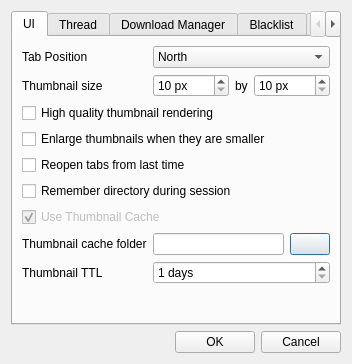
The window that uiconfig.ui (chrisdevchroma/fourchan-dl) describes before a commit, drawn with Qt 5.
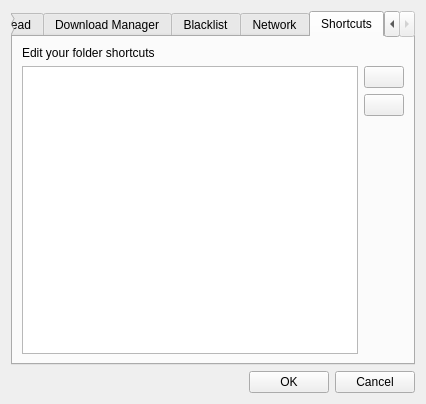
The same window after the commit. The open tabs and pages were chosen to show the change. Icons and pictures are not drawn.

```diff
--- a/uiconfig.ui
+++ b/uiconfig.ui
@@ -9,8 +9,8 @@
    <rect>
     <x>0</x>
     <y>0</y>
-    <width>352</width>
-    <height>364</height>
+    <width>426</width>
+    <height>404</height>
    </rect>
   </property>
   <property name="sizePolicy">
@@ -47,7 +47,7 @@
          </property>
         </widget>
        </item>
-       <item row="0" column="2">
+       <item row="0" column="1">
         <widget class="QComboBox" name="cmbTabPosition">
          <item>
           <property name="text">
@@ -71,14 +71,14 @@
          </item>
         </widget>
        </item>
-       <item row="1" column="0" colspan="2">
+       <item row="1" column="0">
         <widget class="QLabel" name="label_4">
          <property name="text">
           <string>Thumbnail size</string>
          </property>
         </widget>
        </item>
-       <item row="1" column="2">
+       <item row="1" column="1">
         <layout class="QHBoxLayout" name="horizontalLayout_2">
          <item>
           <widget class="QSpinBox" name="sbThumbnailWidth">
@@ -139,35 +139,35 @@
          </item>
         </layout>
        </item>
-       <item row="2" column="0" colspan="3">
+       <item row="2" column="0" colspan="2">
         <widget class="QCheckBox" name="cbHQThumbnail">
          <property name="text">
           <string>High quality thumbnail rendering</string>
          </property>
         </widget>
        </item>
-       <item row="3" column="0" colspan="3">
+       <item row="3" column="0" colspan="2">
         <widget class="QCheckBox" name="cbEnlargeThumbnails">
          <property name="text">
           <string>Enlarge thumbnails when they are smaller</string>
          </property>
         </widget>
        </item>
-       <item row="4" column="0" colspan="3">
+       <item row="4" column="0" colspan="2">
         <widget class="QCheckBox" name="cbReopenTabs">
          <property name="text">
           <string>Reopen tabs from last time</string>
          </property>
         </widget>
        </item>
-       <item row="5" column="0" colspan="3">
+       <item row="5" column="0" colspan="2">
         <widget class="QCheckBox" name="cbRememberDirectory">
          <property name="text">
           <string>Remember directory during session</string>
          </property>
         </widget>
        </item>
-       <item row="6" column="0" colspan="3">
+       <item row="6" column="0" colspan="2">
         <widget class="QCheckBox" name="cbUseThumbnailCache">
          <property name="enabled">
           <bool>false</bool>
@@ -180,14 +180,14 @@
          </property>
         </widget>
        </item>
-       <item row="7" column="0" colspan="2">
+       <item row="7" column="0">
         <widget class="QLabel" name="label_14">
          <property name="text">
           <string>Thumbnail cache folder</string>
          </property>
         </widget>
        </item>
-       <item row="7" column="2">
+       <item row="7" column="1">
         <layout class="QHBoxLayout" name="horizontalLayout_5">
          <item>
           <widget class="QLineEdit" name="leThumbnailCacheFolder"/>
@@ -215,7 +215,7 @@
          </property>
         </widget>
        </item>
-       <item row="8" column="2">
+       <item row="8" column="1">
         <layout class="QHBoxLayout" name="horizontalLayout_6">
          <item>
           <widget class="QSpinBox" name="sbThumbnailTTL">
@@ -238,7 +238,31 @@
          </item>
         </layout>
        </item>
-       <item row="9" column="1" colspan="2">
+       <item row="9" column="0" colspan="2">
+        <layout class="QHBoxLayout" name="horizontalLayout_7">
+         <item>
+          <widget class="QPushButton" name="btnDeleteAllThumbnails">
+           <property name="text">
+            <string>Delete all thumbnails</string>
+           </property>
+          </widget>
+         </item>
+         <item>
+          <spacer name="horizontalSpacer_2">
+           <property name="orientation">
+            <enum>Qt::Horizontal</enum>
+           </property>
+           <property name="sizeHint" stdset="0">
+            <size>
+             <width>40</width>
+             <height>20</height>
+            </size>
+           </property>
+          </spacer>
+         </item>
+        </layout>
+       </item>
+       <item row="10" column="0">
         <spacer name="verticalSpacer_3">
          <property name="orientation">
           <enum>Qt::Vertical</enum>
@@ -644,6 +668,90 @@
        </item>
       </layout>
      </widget>
+     <widget class="QWidget" name="tab_6">
+      <attribute name="title">
+       <string>Shortcuts</string>
+      </attribute>
+      <layout class="QGridLayout" name="gridLayout_7">
+       <item row="1" column="0">
+        <widget class="QListWidget" name="listWidget">
+         <property name="sizePolicy">
+          <sizepolicy hsizetype="Expanding" vsizetype="Expanding">
+           <horstretch>0</horstretch>
+           <verstretch>0</verstretch>
+          </sizepolicy>
+         </property>
+         <property name="contextMenuPolicy">
+          <enum>Qt::NoContextMenu</enum>
+         </property>
+         <property name="frameShadow">
+          <enum>QFrame::Raised</enum>
+         </property>
+         <property name="editTriggers">
+          <set>QAbstractItemView::DoubleClicked</set>
+         </property>
+         <property name="alternatingRowColors">
+          <bool>true</bool>
+         </property>
+         <property name="sortingEnabled">
+          <bool>false</bool>
+         </property>
+        </widget>
+       </item>
+       <item row="1" column="1">
+        <layout class="QVBoxLayout" name="verticalLayout">
+         <item>
+          <widget class="QPushButton" name="btnAddItem">
+           <property name="text">
+            <string/>
+           </property>
+           <property name="icon">
+            <iconset resource="resources.qrc">
+             <normaloff>:/icons/resources/add.png</normaloff>:/icons/resources/add.png</iconset>
+           </property>
+           <property name="autoDefault">
+            <bool>false</bool>
+           </property>
+          </widget>
+         </item>
+         <item>
+          <widget class="QPushButton" name="btnRemoveItem">
+           <property name="text">
+            <string/>
+           </property>
+           <property name="icon">
+            <iconset resource="resources.qrc">
+             <normaloff>:/icons/resources/list-remove.png</normaloff>:/icons/resources/list-remove.png</iconset>
+           </property>
+           <property name="autoDefault">
+            <bool>false</bool>
+           </property>
+          </widget>
+         </item>
+         <item>
+          <spacer name="verticalSpacer_6">
+           <property name="orientation">
+            <enum>Qt::Vertical</enum>
+           </property>
+           <property name="sizeHint" stdset="0">
+            <size>
+             <width>20</width>
+             <height>228</height>
+            </size>
+           </property>
+          </spacer>
+         </item>
+        </layout>
+       </item>
+       <item row="0" column="0" colspan="2">
+        <widget class="QLabel" name="label_18">
+         <property name="text">
+          <string>Edit your folder shortcuts</string>
+         </property>
+        </widget>
+       </item>
+      </layout>
+     </widget>
     </widget>
    </item>
    <item row="1" column="0">
```
Left out of the diff: 70 changed lines with no effect on the pictures.
